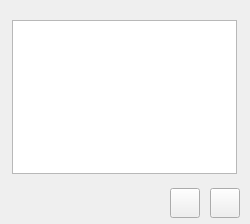
This is src/plugins/ukui-notebook/editPage.ui in ukui/ukui-sidebar as Qt 5 draws it before an edit. The edited form follows.
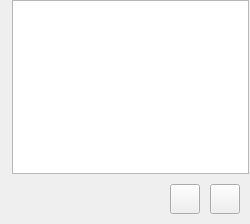
This is the edited form.

What changed in the file:
```diff
--- a/src/plugins/ukui-notebook/editPage.ui
+++ b/src/plugins/ukui-notebook/editPage.ui
@@ -28,69 +28,121 @@
   <property name="styleSheet">
    <string notr="true"/>
   </property>
-  <widget class="QWidget" name="widget_2" native="true">
-   <property name="geometry">
-    <rect>
-     <x>0</x>
-     <y>8</y>
-     <width>250</width>
-     <height>216</height>
-    </rect>
+  <layout class="QVBoxLayout" name="verticalLayout_2">
+   <property name="spacing">
+    <number>4</number>
    </property>
-   <property name="styleSheet">
-    <string notr="true"/>
+   <property name="leftMargin">
+    <number>0</number>
    </property>
-   <widget class="QPushButton" name="paletteBtn">
-    <property name="geometry">
-     <rect>
-      <x>170</x>
-      <y>180</y>
-      <width>30</width>
-      <height>30</height>
-     </rect>
-    </property>
-    <property name="styleSheet">
-     <string notr="true"/>
-    </property>
-    <property name="text">
-     <string/>
-    </property>
-   </widget>
-   <widget class="QPushButton" name="formatBtn">
-    <property name="geometry">
-     <rect>
-      <x>210</x>
-      <y>180</y>
-      <width>30</width>
-      <height>30</height>
-     </rect>
-    </property>
-    <property name="styleSheet">
-     <string notr="true"/>
-    </property>
-    <property name="text">
-     <string/>
-    </property>
-   </widget>
-   <widget class="QTextEdit" name="textEdit">
-    <property name="geometry">
-     <rect>
-      <x>12</x>
-      <y>12</y>
-      <width>225</width>
-      <height>154</height>
-     </rect>
-    </property>
-    <property name="font">
-     <font>
-      <pointsize>14</pointsize>
-     </font>
-    </property>
-    <property name="styleSheet">
-     <string notr="true"/>
-    </property>
-   </widget>
-  </widget>
+   <property name="topMargin">
+    <number>0</number>
+   </property>
+   <property name="rightMargin">
+    <number>0</number>
+   </property>
+   <property name="bottomMargin">
+    <number>0</number>
+   </property>
+   <item>
+    <layout class="QVBoxLayout" name="verticalLayout_3"/>
+   </item>
+   <item>
+    <layout class="QVBoxLayout" name="verticalLayout">
+     <property name="spacing">
+      <number>10</number>
+     </property>
+     <property name="leftMargin">
+      <number>12</number>
+     </property>
+     <property name="rightMargin">
+      <number>1</number>
+     </property>
+     <property name="bottomMargin">
+      <number>10</number>
+     </property>
+     <item>
+      <widget class="QTextEdit" name="textEdit">
+       <property name="font">
+        <font>
+         <pointsize>14</pointsize>
+        </font>
+       </property>
+       <property name="styleSheet">
+        <string notr="true"/>
+       </property>
+      </widget>
+     </item>
+     <item>
+      <layout class="QHBoxLayout" name="horizontalLayout">
+       <property name="spacing">
+        <number>10</number>
+       </property>
+       <property name="rightMargin">
+        <number>9</number>
+       </property>
+       <item>
+        <spacer name="horizontalSpacer">
+         <property name="orientation">
+          <enum>Qt::Horizontal</enum>
+         </property>
+         <property name="sizeHint" stdset="0">
+          <size>
+           <width>40</width>
+           <height>20</height>
+          </size>
+         </property>
+        </spacer>
+       </item>
+       <item>
+        <widget class="QPushButton" name="paletteBtn">
+         <property name="minimumSize">
+          <size>
+           <width>30</width>
+           <height>30</height>
+          </size>
+         </property>
+         <property name="maximumSize">
+          <size>
+           <width>30</width>
+           <height>30</height>
+          </size>
+         </property>
+         <property name="styleSheet">
+          <string notr="true"/>
+         </property>
+         <property name="text">
+          <string/>
+         </property>
+        </widget>
+       </item>
+       <item>
+        <widget class="QPushButton" name="formatBtn">
+         <property name="minimumSize">
+          <size>
+           <width>30</width>
+           <height>30</height>
+          </size>
+         </property>
+         <property name="maximumSize">
+          <size>
+           <width>30</width>
+           <height>30</height>
+          </size>
+         </property>
+         <property name="styleSheet">
+          <string notr="true"/>
+         </property>
+         <property name="text">
+          <string/>
+         </property>
+        </widget>
+       </item>
+      </layout>
+     </item>
+    </layout>
+   </item>
+  </layout>
  </widget>
  <resources/>
  <connections/>
```
